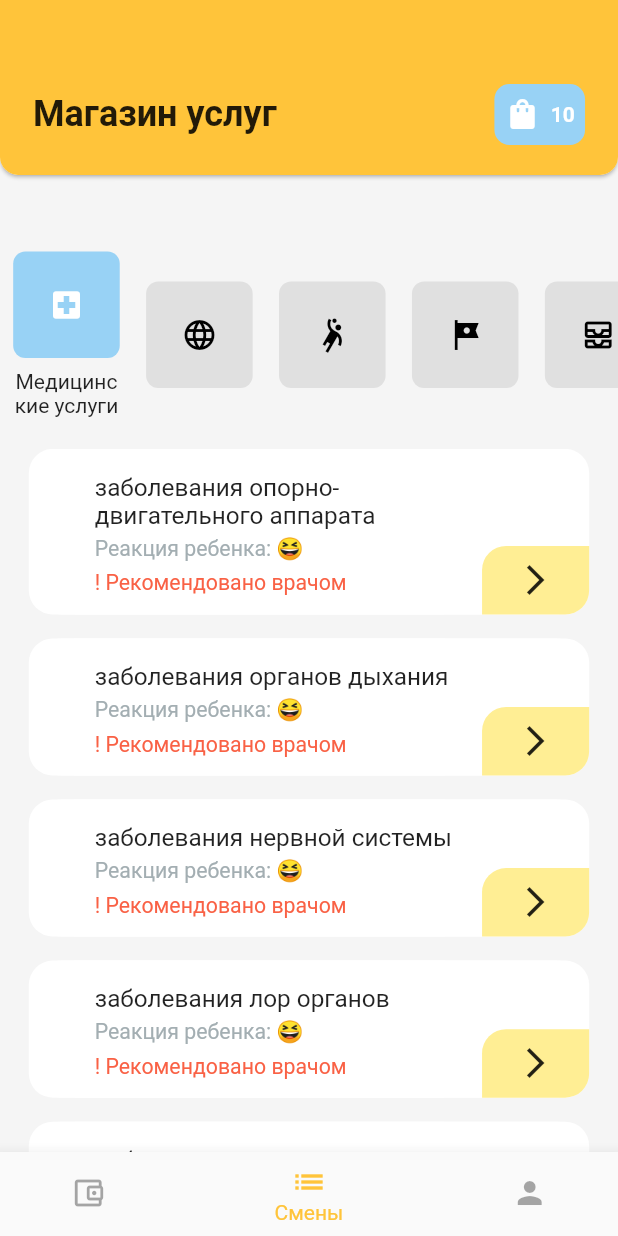
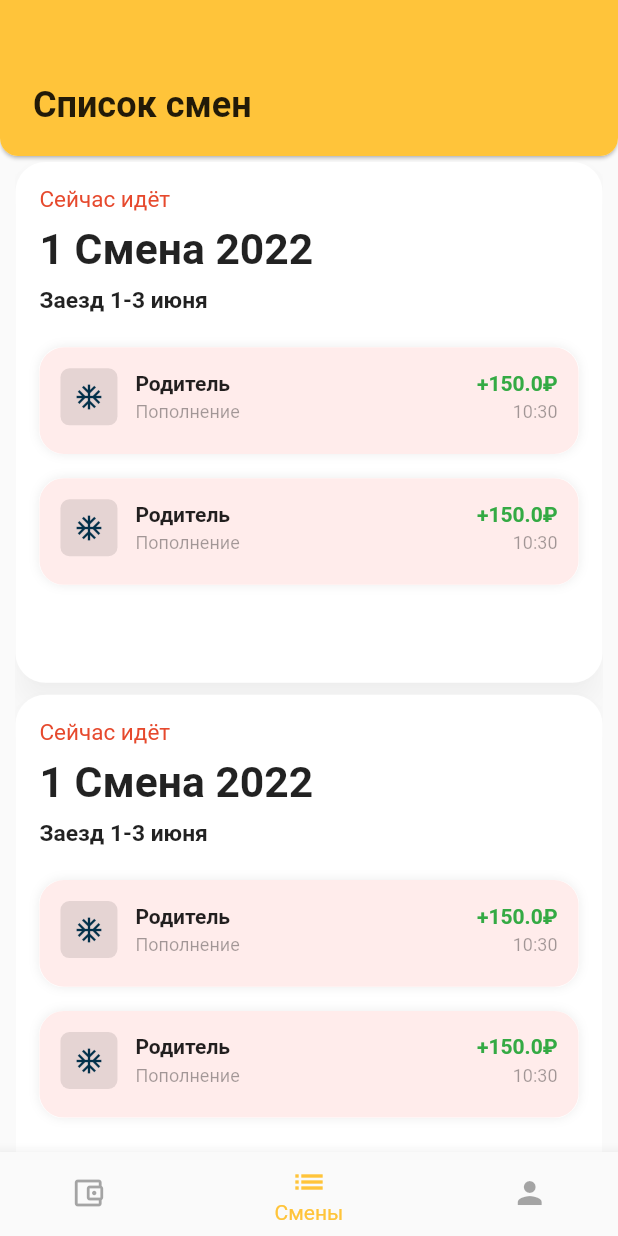
Before and after one commit to elijah-gichev/camp_app, a Flutter app: the MainScreen screen opened by its route, item 2 of the bottom bar chosen, on a phone screen of 412 x 824 dp. Run offline on Flutter 3.47's test engine with Material 2 defaults, Android fonts, the phone set to English and light mode, and no system bars; our stand-ins replace another_flushbar, bloc, concentric_transition, dio, equatable, firebase_core and 9 more; missing offline and left inert: laravel_flutter_pusher, qr_code_scanner; accounts and stored records are empty; network calls fail.

Commit message:
added shift screen

```diff
--- a/lib/core/models/operation.dart
+++ b/lib/core/models/operation.dart
@@ -25,6 +25,16 @@ class Operation {
     this.shop,
   );
 
+  factory Operation.sample(User user) {
+    return Operation(
+      1,
+      150,
+      DateTime.now(),
+      user,
+      Shop('Магазин', 'Покупки'),
+    );
+  }
+
   Operation copyWith({
     int? id,
     double? sum,
@@ -45,7 +55,7 @@ class Operation {
     return {
       'id': id,
       'sum': sum,
-      'created_at': created_at.millisecondsSinceEpoch/1000,
+      'created_at': created_at.millisecondsSinceEpoch / 1000,
       'buyer': buyer.toMap(),
       'shop': shop.toMap(),
     };
@@ -55,7 +65,7 @@ class Operation {
     return Operation(
       map['id']?.toInt() ?? 0,
       map['sum']?.toDouble() ?? 0.0,
-      DateTime.fromMillisecondsSinceEpoch(map['created_at']*1000),
+      DateTime.fromMillisecondsSinceEpoch(map['created_at'] * 1000),
       User.fromMap(map['buyer']),
       Shop.fromMap(map['shop']),
     );
--- a/lib/main/main_screen_view.dart
+++ b/lib/main/main_screen_view.dart
@@ -1,6 +1,7 @@
 import 'package:camp_app/cart/cart.dart';
 import 'package:camp_app/cart/cart_bloc/cart_bloc.dart';
 import 'package:camp_app/money/money_screen.dart';
+import 'package:camp_app/shifts/screens/shifts_screen.dart';
 import 'package:flutter/material.dart';
 import 'package:flutter_bloc/flutter_bloc.dart';
 
@@ -15,7 +16,8 @@ class MainScreenView extends StatelessWidget {
       case 0:
         return const MoneyScreen();
       case 1:
-      // return ShiftsScreen();
+        // return ShiftsScreen();
+        return ShiftsScreen();
       case 2:
         // return ProfileScreen();
         return BlocProvider(
--- a/lib/money/bloc/money_bloc.dart
+++ b/lib/money/bloc/money_bloc.dart
@@ -1,3 +1,5 @@
+import 'dart:async';
+
 import 'package:camp_app/core/models/operation.dart';
 import 'package:camp_app/core/services/user_service.dart';
 import 'package:camp_app/money/bloc/day_entry.dart';
@@ -13,23 +15,20 @@ class MoneyBloc extends Bloc<MoneyEvent, MoneyState> {
   final OperationService operationService;
   final UserService userService;
 
-  DatabaseReference childOperationEventsRef =
-      FirebaseDatabase.instance.ref("/childOperationEvents");
+  late final StreamSubscription<DatabaseEvent> subs;
+
+  DatabaseReference childOperationEventsRef = FirebaseDatabase.instance.ref("/childOperationEvents");
 
   int childId = 0;
 
-  MoneyBloc({required this.operationService, required this.userService})
-      : super(MoneyInitial()) {
+  MoneyBloc({required this.operationService, required this.userService}) : super(MoneyInitial()) {
     on<MoneyDataLoadRequested>((event, emit) async {
       await _loadData(emit, event.isInBackground);
     });
     on<MoneyPayPressed>((event, emit) async {
       emit(MoneyNavToPay());
     });
-    childOperationEventsRef
-        .limitToLast(1)
-        .onChildAdded
-        .listen((DatabaseEvent event) async {
+    subs = childOperationEventsRef.limitToLast(1).onChildAdded.listen((DatabaseEvent event) async {
       final data = event.snapshot.value as Map<dynamic, dynamic>;
       if (childId == data['childId'] as int) {
         add(MoneyDataLoadRequested(isInBackground: true));
@@ -42,13 +41,12 @@ class MoneyBloc extends Bloc<MoneyEvent, MoneyState> {
       if (!isInBackground) {
         emit(MoneyLoadInProgress());
       }
-      final account =
-          await operationService.getUserAccount(userId: userService.user!.id);
+      final account = await operationService.getUserAccount(userId: userService.user!.id);
 
       if (state is MoneyLoadSuccess && isInBackground) {
         final oldOperations = (state as MoneyLoadSuccess).dayEntries.map((e) => e.operations).flattened;
         for (var element in account.operations) {
-          if(!oldOperations.map((e) => e.id).contains(element.id)) {
+          if (!oldOperations.map((e) => e.id).contains(element.id)) {
             element.showAppearAnim = true;
           }
         }
@@ -70,12 +68,17 @@ class MoneyBloc extends Bloc<MoneyEvent, MoneyState> {
 
   List<DayEntry> _convertToDayEntries(List<Operation> operations) {
     final List<DayEntry> days = [];
-    groupBy(operations.sortedBy((Operation o) => o.created_at).reversed,
-        (Operation o) {
+    groupBy(operations.sortedBy((Operation o) => o.created_at).reversed, (Operation o) {
       return DateFormat('yyyyMMdd').format(o.created_at);
     }).forEach((key, value) {
       days.add(DayEntry(DateTime.parse(key), value));
     });
     return days;
   }
+
+  @override
+  Future<void> close() {
+    subs.cancel();
+    return super.close();
+  }
 }
--- a/lib/money/widgets/operation_view.dart
+++ b/lib/money/widgets/operation_view.dart
@@ -3,6 +3,7 @@ import 'package:camp_app/core/constants/app_fonts.dart';
 import 'package:camp_app/core/constants/app_strings.dart';
 import 'package:camp_app/core/models/operation.dart';
 import 'package:flutter/material.dart';
+import 'package:flutter_screenutil/flutter_screenutil.dart';
 import 'package:intl/intl.dart';
 
 class OperationView extends StatefulWidget {
@@ -14,8 +15,7 @@ class OperationView extends StatefulWidget {
   State<OperationView> createState() => _OperationViewState();
 }
 
-class _OperationViewState extends State<OperationView>
-    with SingleTickerProviderStateMixin {
+class _OperationViewState extends State<OperationView> with SingleTickerProviderStateMixin {
   late final AnimationController _controller = AnimationController(
     duration: const Duration(seconds: 1),
     vsync: this,
@@ -100,8 +100,16 @@ class _OperationViewState extends State<OperationView>
                           title,
                           style: AppFonts.medium.copyWith(fontSize: 14),
                         ),
-                        Text(subtitle,
-                            style: AppFonts.regular.copyWith(fontSize: 12)),
+                        SizedBox(
+                          height: 4.h,
+                        ),
+                        Text(
+                          subtitle,
+                          style: AppFonts.regular.copyWith(
+                            fontSize: 12,
+                            color: const Color.fromRGBO(22, 22, 22, 0.4),
+                          ),
+                        ),
                       ],
                     ),
                   ),
@@ -116,9 +124,12 @@ class _OperationViewState extends State<OperationView>
                         color: color,
                       ),
                     ),
+                    SizedBox(
+                      height: 4.h,
+                    ),
                     Text(
                       time,
-                      style: AppFonts.regular.copyWith(fontSize: 12),
+                      style: AppFonts.regular.copyWith(fontSize: 12, color: const Color.fromRGBO(22, 22, 22, 0.4)),
                     ),
                   ],
                 )
--- /dev/null
+++ b/lib/shifts/models/shift.dart
@@ -0,0 +1,11 @@
+class Shift {
+  final String title;
+  final String allDate;
+  final bool isCurrent;
+
+  Shift({
+    required this.title,
+    required this.allDate,
+    required this.isCurrent,
+  });
+}
--- /dev/null
+++ b/lib/shifts/screens/shifts_screen.dart
@@ -0,0 +1,162 @@
+import 'package:camp_app/core/constants/app_colors.dart';
+import 'package:camp_app/core/constants/app_fonts.dart';
+import 'package:camp_app/core/constants/app_strings.dart';
+import 'package:camp_app/core/models/operation.dart';
+import 'package:camp_app/core/services/user_service.dart';
+import 'package:camp_app/core/widgets/appbar.dart';
+import 'package:camp_app/main.dart';
+import 'package:camp_app/money/widgets/operation_view.dart';
+import 'package:camp_app/shifts/models/shift.dart';
+import 'package:flutter/material.dart';
+import 'package:flutter_screenutil/flutter_screenutil.dart';
+import 'package:intl/intl.dart';
+
+class ShiftsScreen extends StatelessWidget {
+  const ShiftsScreen({Key? key}) : super(key: key);
+
+  @override
+  Widget build(BuildContext context) {
+    return Scaffold(
+      body: Column(
+        mainAxisSize: MainAxisSize.max,
+        children: [
+          CampAppBar(
+            text: 'Список смен',
+          ),
+          Expanded(
+            child: SingleChildScrollView(
+              child: Column(
+                children: [
+                  ShiftItem(
+                    Shift(
+                      isCurrent: true,
+                      title: '1 Смена 2022',
+                      allDate: 'Заезд 1-3 июня',
+                    ),
+                  ),
+                  ShiftItem(
+                    Shift(
+                      isCurrent: true,
+                      title: '1 Смена 2022',
+                      allDate: 'Заезд 1-3 июня',
+                    ),
+                  ),
+                  ShiftItem(
+                    Shift(
+                      isCurrent: true,
+                      title: '1 Смена 2022',
+                      allDate: 'Заезд 1-3 июня',
+                    ),
+                  ),
+                ],
+              ),
+            ),
+          )
+        ],
+      ),
+    );
+  }
+}
+
+class ShiftItem extends StatelessWidget {
+  final Shift shift;
+  const ShiftItem(this.shift, {Key? key}) : super(key: key);
+
+  @override
+  Widget build(BuildContext context) {
+    return Container(
+      height: 350.h,
+      width: 0.95.sw,
+      child: Card(
+        margin: const EdgeInsets.only(top: 4, bottom: 4),
+        shape: const RoundedRectangleBorder(
+          borderRadius: BorderRadius.all(Radius.circular(20)),
+        ),
+        shadowColor: Color(0x33000000),
+        elevation: 8,
+        child: Padding(
+          padding: EdgeInsets.all(16),
+          child: Column(
+            crossAxisAlignment: CrossAxisAlignment.start,
+            children: [
+              //SizedBox(height: 10.h),
+              if (shift.isCurrent)
+                const Text(
+                  'Сейчас идёт',
+                  style: TextStyle(
+                    color: Color(0xffE6492D),
+                    fontSize: 15,
+                  ),
+                ),
+              SizedBox(height: 8.h),
+              Text(
+                shift.title,
+                style: TextStyle(
+                  fontSize: 28.h,
+                  fontWeight: FontWeight.bold,
+                ),
+              ),
+              SizedBox(height: 8.h),
+              Padding(
+                padding: EdgeInsets.only(bottom: 6.h),
+                child: Text(
+                  shift.allDate,
+                  style: TextStyle(
+                    fontSize: 15.h,
+                    fontWeight: FontWeight.bold,
+                  ),
+                ),
+              ),
+              SizedBox(
+                height: 16.h,
+              ),
+              OperationViewWrapper(
+                  operation: Operation.sample(
+                getIt<UserService>().user!,
+              )),
+              SizedBox(
+                height: 16.h,
+              ),
+              OperationViewWrapper(
+                  operation: Operation.sample(
+                getIt<UserService>().user!,
+              )),
+            ],
+          ),
+        ),
+      ),
+    );
+  }
+}
+
+class OperationViewWrapper extends StatelessWidget {
+  final Operation operation;
+
+  const OperationViewWrapper({Key? key, required this.operation}) : super(key: key);
+
+  @override
+  Widget build(BuildContext context) {
+    return Container(
+      padding: EdgeInsets.all(14),
+      decoration: BoxDecoration(
+        color: const Color(0xffFFECEB),
+        borderRadius: BorderRadius.circular(16.0.r),
+        boxShadow: const [
+          BoxShadow(
+            color: Color.fromRGBO(70, 70, 70, 0.1),
+            blurRadius: 5,
+            blurStyle: BlurStyle.outer,
+            //offset: Offset(0, 0),
+          ),
+        ],
+      ),
+      height: 70.h,
+      width: 0.95.sw,
+      child: Center(
+        child: OperationView(
+          operation: operation,
+        ),
+      ),
+    );
+  }
+}
```
